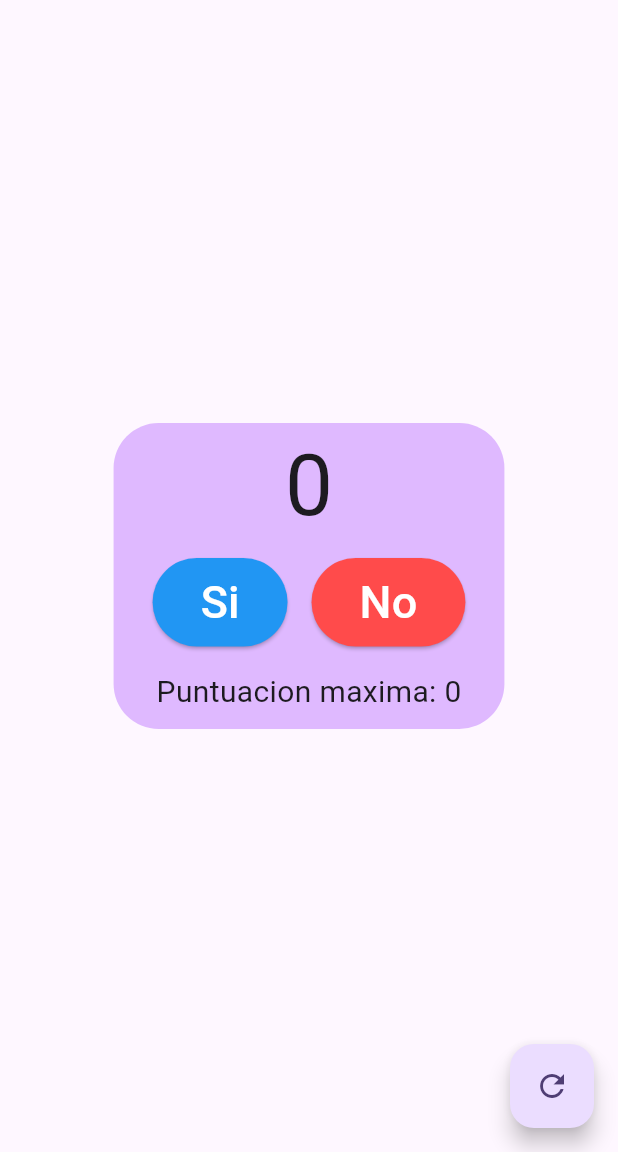
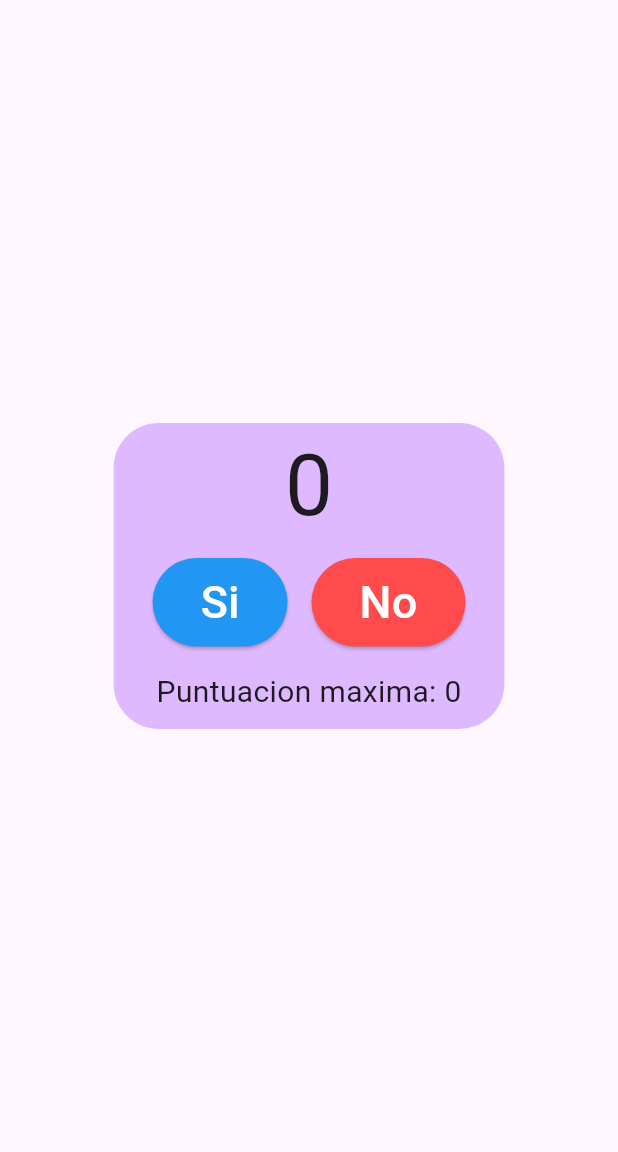
Before and after one commit to DonGrobby/si_no, a Flutter app: the screen it shows after launch, on a phone screen of 412 x 824 dp, the part 84-1236 px from its top. Run offline on Flutter 3.47's test engine with Material 3 defaults, Android fonts, the light colour scheme and no system bars; our stand-ins replace bloc, flutter_bloc, shared_preferences.

Commit message:
Eliminar FloatingActionButton

```diff
--- a/lib/main.dart
+++ b/lib/main.dart
@@ -81,12 +81,12 @@ class _MyHomePageState extends State<MyHomePage> {
             },
           ),
       },
-      floatingActionButton: FloatingActionButton(
-        onPressed: () {
-          context.read<SipiBloc>().add(BorradoFloating());
-        },
-        child: const Icon(Icons.refresh),
-      ),
+      // floatingActionButton: FloatingActionButton(
+      //   onPressed: () {
+      //     context.read<SipiBloc>().add(BorradoFloating());
+      //   },
+      //   child: const Icon(Icons.refresh),
+      // ),
     );
   }
 }
```
